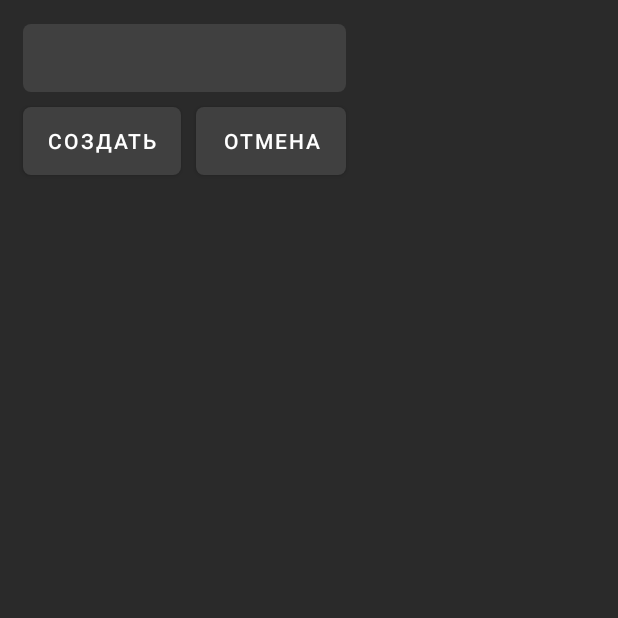
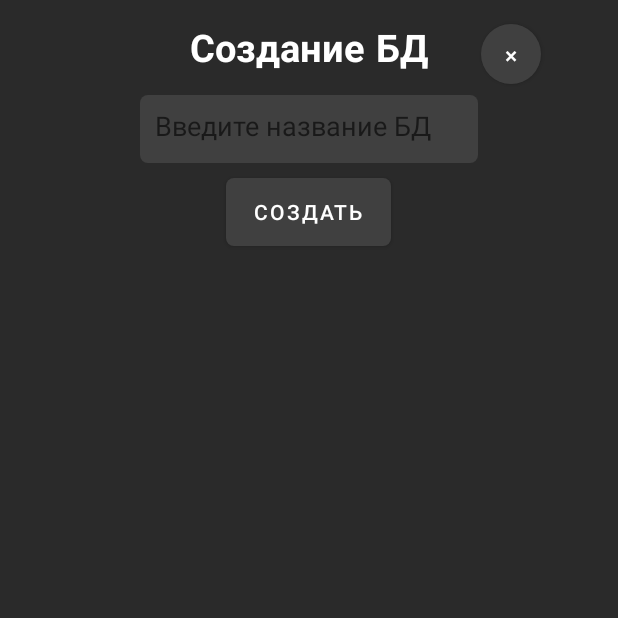
Before and after one commit to b0shka/mobile_database, an Android app: the CreateDB screen opened directly, with no data from a screen before it, on a phone screen of 412 x 824 dp, the top half of it. Run offline under Robolectric (Android 15) with nearby library versions, the phone set to English and light mode, and no system bars.

```diff
--- a/app/src/main/java/com/example/database/CreateUser.java
+++ b/app/src/main/java/com/example/database/CreateUser.java
@@ -30,7 +30,7 @@ public class CreateUser extends AppCompatActivity {
 		create_user = findViewById(R.id.save_user);
 		back = findViewById(R.id.back_from_create);
 
-		db = new Database(CreateUser.this);
+		db = new Database(CreateUser.this, "server.db");
 
 		back.setOnClickListener(
 			new View.OnClickListener() {
--- a/app/src/main/java/com/example/database/DataUser.java
+++ b/app/src/main/java/com/example/database/DataUser.java
@@ -1,7 +1,6 @@
 package com.example.database;
 
 import androidx.appcompat.app.AppCompatActivity;
-
 import android.content.DialogInterface;
 import android.content.Intent;
 import android.os.Bundle;
@@ -11,7 +10,6 @@ import android.widget.EditText;
 import android.widget.TextView;
 import android.widget.Toast;
 import java.util.ArrayList;
-
 import android.app.AlertDialog;
 
 
@@ -37,7 +35,7 @@ public class DataUser extends AppCompatActivity {
 		save_user = findViewById(R.id.save_user);
 		back = findViewById(R.id.back_from_data_user);
 
-		db = new Database(DataUser.this);
+		db = new Database(DataUser.this, "server.db");
 
 		back.setOnClickListener(
 			new View.OnClickListener() {
--- a/app/src/main/res/layout/activity_create_db.xml
+++ b/app/src/main/res/layout/activity_create_db.xml
@@ -9,37 +9,54 @@
 
 	<Button
 		android:id="@+id/create_new_db"
-		android:layout_width="105dp"
+		android:layout_width="110dp"
 		android:layout_height="45dp"
-		android:layout_marginStart="15dp"
 		android:layout_marginTop="10dp"
 		android:background="@drawable/custom_button"
 		android:text="@string/button_create"
+		app:layout_constraintEnd_toEndOf="parent"
+		app:layout_constraintHorizontal_bias="0.498"
 		app:layout_constraintStart_toStartOf="parent"
 		app:layout_constraintTop_toBottomOf="@+id/name_db" />
 
 	<EditText
 		android:id="@+id/name_db"
-		android:layout_width="215dp"
+		android:layout_width="225dp"
 		android:layout_height="45dp"
-		android:layout_marginStart="15dp"
-		android:layout_marginTop="16dp"
+		android:layout_marginTop="10dp"
 		android:background="@drawable/custom_line"
 		android:ems="10"
 		android:fontFamily="@font/montserrat"
+		android:hint="@string/hint_name_db"
 		android:inputType="textPersonName"
+		android:paddingLeft="10dp"
 		android:textColor="@color/white"
+		app:layout_constraintEnd_toEndOf="parent"
 		app:layout_constraintStart_toStartOf="parent"
-		app:layout_constraintTop_toTopOf="parent" />
+		app:layout_constraintTop_toBottomOf="@+id/textView" />
 
 	<Button
 		android:id="@+id/cancel_create"
-		android:layout_width="100dp"
-		android:layout_height="45dp"
-		android:layout_marginStart="10dp"
-		android:layout_marginTop="10dp"
-		android:background="@drawable/custom_button"
-		android:text="@string/button_cancel"
-		app:layout_constraintStart_toEndOf="@+id/create_new_db"
-		app:layout_constraintTop_toBottomOf="@+id/name_db" />
+		android:layout_width="40dp"
+		android:layout_height="40dp"
+		android:layout_marginStart="35dp"
+		android:layout_marginTop="16dp"
+		android:background="@drawable/custom_button_menu"
+		android:text="×"
+		android:textSize="15dp"
+		app:layout_constraintStart_toEndOf="@+id/textView"
+		app:layout_constraintTop_toTopOf="parent" />
+
+	<TextView
+		android:id="@+id/textView"
+		android:layout_width="wrap_content"
+		android:layout_height="wrap_content"
+		android:layout_marginTop="16dp"
+		android:fontFamily="@font/montserrat_bold"
+		android:text="@string/title_create_db"
+		android:textColor="@color/white"
+		android:textSize="25sp"
+		app:layout_constraintEnd_toEndOf="parent"
+		app:layout_constraintStart_toStartOf="parent"
+		app:layout_constraintTop_toTopOf="parent" />
 </androidx.constraintlayout.widget.ConstraintLayout>
--- a/app/src/main/res/values/strings.xml
+++ b/app/src/main/res/values/strings.xml
@@ -5,6 +5,7 @@
 	<string name="button_filter">Фильтры</string>
 	<string name="button_open">Открыть</string>
 	<string name="button_create">Создать</string>
+	<string name="button_settings">Настройки</string>
 	<string name="button_add">+</string>
 	<string name="button_save_user">Сохранить</string>
 	<string name="button_add_user">Добавить</string>
@@ -16,6 +17,8 @@
 	<string name="empty_line">Вы ничего не ввели</string>
 	<string name="title_data_user">Информация о пользователе</string>
 	<string name="title_create_user">Создание пользователя</string>
+	<string name="title_create_db">Создание БД</string>
+	<string name="hint_name_db">Введите название БД</string>
 
 	<string name="first_name">Имя</string>
 	<string name="last_name">Фамилия</string>
```
Also changed, not shown: app/src/main/java/com/example/database/Database.java (+8 -2 lines), app/src/main/java/com/example/database/MainActivity.java (+62 -25 lines), app/src/main/res/layout/activity_main.xml (+25 -7 lines).
